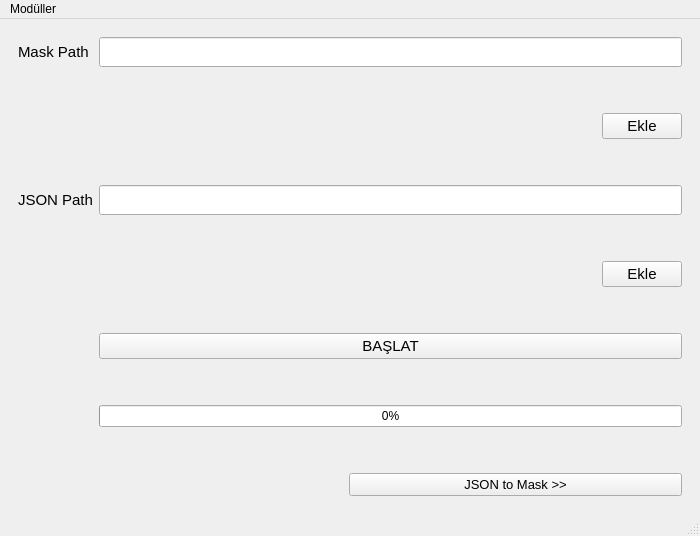
Qt form mask_json_convert.ui (bunyaminbingol/Mask-to-json-to-mask) before a commit.
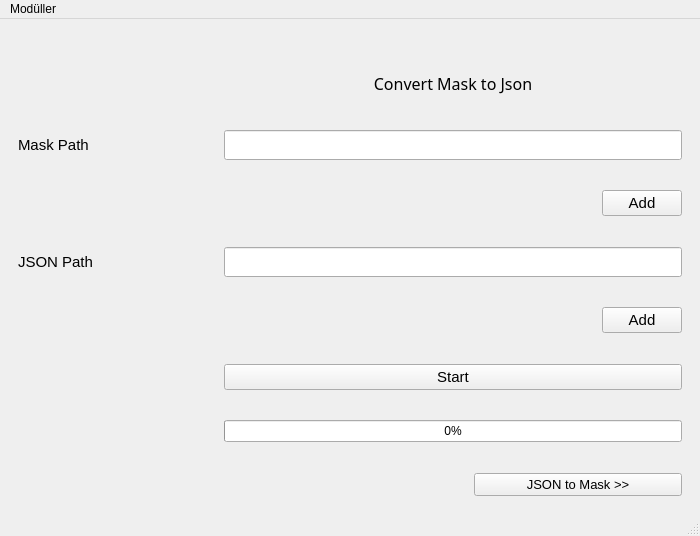
The same form after that commit. The open tabs and pages were chosen to show the change. Icons and pictures are not drawn.

Commit message:
mask_to_json and json_to_mask
- Sayfalara başlık eklendi.

Diff of the .ui file:
```diff
--- a/mask_json_convert.ui
+++ b/mask_json_convert.ui
@@ -42,49 +42,20 @@
           <property name="verticalSpacing">
            <number>0</number>
           </property>
-          <item row="2" column="1">
-           <layout class="QHBoxLayout" name="horizontalLayout">
-            <item>
-             <spacer name="horizontalSpacer">
-              <property name="orientation">
-               <enum>Qt::Horizontal</enum>
-              </property>
-              <property name="sizeHint" stdset="0">
-               <size>
-                <width>40</width>
-                <height>20</height>
-               </size>
-              </property>
-             </spacer>
-            </item>
-            <item>
-             <widget class="QPushButton" name="Buton_mask">
-              <property name="font">
-               <font>
-                <pointsize>11</pointsize>
-               </font>
-              </property>
-              <property name="cursor">
-               <cursorShape>PointingHandCursor</cursorShape>
-              </property>
-              <property name="text">
-               <string>Ekle</string>
-              </property>
-             </widget>
-            </item>
-           </layout>
-          </item>
-          <item row="0" column="1">
-           <widget class="QLineEdit" name="lineEdit_mask">
-            <property name="minimumSize">
+          <item row="0" column="0">
+           <spacer name="verticalSpacer_16">
+            <property name="orientation">
+             <enum>Qt::Vertical</enum>
+            </property>
+            <property name="sizeHint" stdset="0">
              <size>
-              <width>0</width>
-              <height>30</height>
+              <width>20</width>
+              <height>40</height>
              </size>
             </property>
-           </widget>
+           </spacer>
           </item>
-          <item row="5" column="0">
+          <item row="8" column="0">
            <spacer name="verticalSpacer_9">
             <property name="orientation">
              <enum>Qt::Vertical</enum>
@@ -97,47 +68,17 @@
             </property>
            </spacer>
           </item>
-          <item row="10" column="0">
-           <spacer name="verticalSpacer_11">
-            <property name="orientation">
-             <enum>Qt::Vertical</enum>
-            </property>
-            <property name="sizeHint" stdset="0">
-             <size>
-              <width>20</width>
-              <height>40</height>
-             </size>
-            </property>
-           </spacer>
-          </item>
-          <item row="7" column="1">
+          <item row="10" column="1">
            <layout class="QHBoxLayout" name="horizontalLayout_9"/>
           </item>
-          <item row="8" column="0">
-           <spacer name="verticalSpacer_10">
-            <property name="orientation">
-             <enum>Qt::Vertical</enum>
-            </property>
-            <property name="sizeHint" stdset="0">
-             <size>
-              <width>20</width>
-              <height>40</height>
-             </size>
-            </property>
-           </spacer>
-          </item>
-          <item row="4" column="1">
-           <widget class="QLineEdit" name="lineEdit_json">
-            <property name="minimumSize">
-             <size>
-              <width>0</width>
-              <height>30</height>
-             </size>
-            </property>
-           </widget>
-          </item>
-          <item row="4" column="0">
+          <item row="7" column="0">
            <widget class="QLabel" name="label_2">
+            <property name="minimumSize">
+             <size>
+              <width>200</width>
+              <height>0</height>
+             </size>
+            </property>
             <property name="font">
              <font>
               <pointsize>11</pointsize>
@@ -148,52 +89,35 @@
             </property>
            </widget>
           </item>
-          <item row="6" column="1">
-           <layout class="QHBoxLayout" name="horizontalLayout_2">
+          <item row="14" column="1">
+           <layout class="QHBoxLayout" name="horizontalLayout_10">
+            <property name="topMargin">
+             <number>0</number>
+            </property>
             <item>
-             <spacer name="horizontalSpacer_2">
-              <property name="orientation">
-               <enum>Qt::Horizontal</enum>
-              </property>
-              <property name="sizeHint" stdset="0">
-               <size>
-                <width>40</width>
-                <height>20</height>
-               </size>
-              </property>
-             </spacer>
-            </item>
-            <item>
-             <widget class="QPushButton" name="Buton_json">
-              <property name="font">
-               <font>
-                <pointsize>11</pointsize>
-               </font>
-              </property>
-              <property name="cursor">
-               <cursorShape>PointingHandCursor</cursorShape>
-              </property>
-              <property name="text">
-               <string>Ekle</string>
+             <widget class="QProgressBar" name="progressBar_2">
+              <property name="value">
+               <number>0</number>
               </property>
              </widget>
             </item>
            </layout>
           </item>
-          <item row="0" column="0">
-           <widget class="QLabel" name="label">
-            <property name="font">
-             <font>
-              <pointsize>11</pointsize>
-             </font>
+          <item row="2" column="0">
+           <spacer name="verticalSpacer_15">
+            <property name="orientation">
+             <enum>Qt::Vertical</enum>
             </property>
-            <property name="text">
-             <string>Mask Path</string>
+            <property name="sizeHint" stdset="0">
+             <size>
+              <width>20</width>
+              <height>40</height>
+             </size>
             </property>
-           </widget>
+           </spacer>
           </item>
-          <item row="12" column="0">
-           <spacer name="verticalSpacer_12">
+          <item row="13" column="0">
+           <spacer name="verticalSpacer_11">
             <property name="orientation">
              <enum>Qt::Vertical</enum>
             </property>
@@ -205,7 +129,7 @@
             </property>
            </spacer>
           </item>
-          <item row="13" column="1">
+          <item row="16" column="1">
            <layout class="QHBoxLayout" name="horizontalLayout_6">
             <property name="topMargin">
              <number>0</number>
@@ -246,7 +170,85 @@
             </item>
            </layout>
           </item>
-          <item row="1" column="0">
+          <item row="5" column="1">
+           <layout class="QHBoxLayout" name="horizontalLayout">
+            <item>
+             <spacer name="horizontalSpacer">
+              <property name="orientation">
+               <enum>Qt::Horizontal</enum>
+              </property>
+              <property name="sizeHint" stdset="0">
+               <size>
+                <width>40</width>
+                <height>20</height>
+               </size>
+              </property>
+             </spacer>
+            </item>
+            <item>
+             <widget class="QPushButton" name="Buton_mask">
+              <property name="font">
+               <font>
+                <pointsize>11</pointsize>
+               </font>
+              </property>
+              <property name="cursor">
+               <cursorShape>PointingHandCursor</cursorShape>
+              </property>
+              <property name="text">
+               <string>Add</string>
+              </property>
+             </widget>
+            </item>
+           </layout>
+          </item>
+          <item row="12" column="1">
+           <widget class="QPushButton" name="Start">
+            <property name="font">
+             <font>
+              <pointsize>11</pointsize>
+             </font>
+            </property>
+            <property name="cursor">
+             <cursorShape>PointingHandCursor</cursorShape>
+            </property>
+            <property name="text">
+             <string>Start</string>
+            </property>
+           </widget>
+          </item>
+          <item row="15" column="0">
+           <spacer name="verticalSpacer_12">
+            <property name="orientation">
+             <enum>Qt::Vertical</enum>
+            </property>
+            <property name="sizeHint" stdset="0">
+             <size>
+              <width>20</width>
+              <height>40</height>
+             </size>
+            </property>
+           </spacer>
+          </item>
+          <item row="3" column="0">
+           <widget class="QLabel" name="label">
+            <property name="minimumSize">
+             <size>
+              <width>200</width>
+              <height>0</height>
+             </size>
+            </property>
+            <property name="font">
+             <font>
+              <pointsize>11</pointsize>
+             </font>
+            </property>
+            <property name="text">
+             <string>Mask Path</string>
+            </property>
+           </widget>
+          </item>
+          <item row="4" column="0">
            <spacer name="verticalSpacer_7">
             <property name="orientation">
              <enum>Qt::Vertical</enum>
@@ -259,7 +261,7 @@
             </property>
            </spacer>
           </item>
-          <item row="3" column="0">
+          <item row="6" column="0">
            <spacer name="verticalSpacer_8">
             <property name="orientation">
              <enum>Qt::Vertical</enum>
@@ -272,35 +274,100 @@
             </property>
            </spacer>
           </item>
-          <item row="11" column="1">
-           <layout class="QHBoxLayout" name="horizontalLayout_10">
+          <item row="7" column="1">
+           <widget class="QLineEdit" name="lineEdit_json">
+            <property name="minimumSize">
+             <size>
+              <width>0</width>
+              <height>30</height>
+             </size>
+            </property>
+           </widget>
+          </item>
+          <item row="9" column="1">
+           <layout class="QHBoxLayout" name="horizontalLayout_2">
+            <item>
+             <spacer name="horizontalSpacer_2">
+              <property name="orientation">
+               <enum>Qt::Horizontal</enum>
+              </property>
+              <property name="sizeHint" stdset="0">
+               <size>
+                <width>40</width>
+                <height>20</height>
+               </size>
+              </property>
+             </spacer>
+            </item>
+            <item>
+             <widget class="QPushButton" name="Buton_json">
+              <property name="font">
+               <font>
+                <pointsize>11</pointsize>
+               </font>
+              </property>
+              <property name="cursor">
+               <cursorShape>PointingHandCursor</cursorShape>
+              </property>
+              <property name="text">
+               <string>Add</string>
+              </property>
+             </widget>
+            </item>
+           </layout>
+          </item>
+          <item row="11" column="0">
+           <spacer name="verticalSpacer_10">
+            <property name="orientation">
+             <enum>Qt::Vertical</enum>
+            </property>
+            <property name="sizeHint" stdset="0">
+             <size>
+              <width>20</width>
+              <height>40</height>
+             </size>
+            </property>
+           </spacer>
+          </item>
+          <item row="3" column="1">
+           <widget class="QLineEdit" name="lineEdit_mask">
+            <property name="minimumSize">
+             <size>
+              <width>0</width>
+              <height>30</height>
+             </size>
+            </property>
+           </widget>
+          </item>
+          <item row="1" column="1">
+           <layout class="QHBoxLayout" name="horizontalLayout_11">
             <property name="topMargin">
              <number>0</number>
             </property>
             <item>
-             <widget class="QProgressBar" name="progressBar_2">
-              <property name="value">
-               <number>0</number>
+             <widget class="QLabel" name="label_8">
+              <property name="minimumSize">
+               <size>
+                <width>0</width>
+                <height>32</height>
+               </size>
+              </property>
+              <property name="font">
+               <font>
+                <family>Yu Gothic UI Semibold</family>
+                <pointsize>12</pointsize>
+               </font>
+              </property>
+              <property name="text">
+               <string>Convert Mask to Json</string>
+              </property>
+              <property name="alignment">
+               <set>Qt::AlignCenter</set>
               </property>
              </widget>
             </item>
            </layout>
           </item>
-          <item row="9" column="1">
-           <widget class="QPushButton" name="Start">
-            <property name="font">
-             <font>
-              <pointsize>11</pointsize>
-             </font>
-            </property>
-            <property name="cursor">
-             <cursorShape>PointingHandCursor</cursorShape>
-            </property>
-            <property name="text">
-             <string>BAŞLAT</string>
-            </property>
-           </widget>
-          </item>
          </layout>
         </item>
        </layout>
```
Left out of the diff: 234 changed lines with no effect on the pictures. The commit also changes 1 other file.
